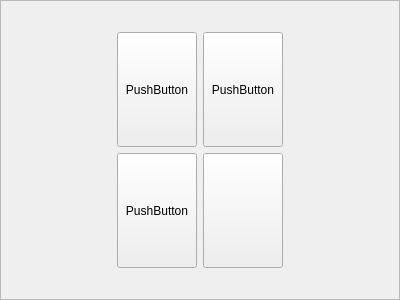
The window that client/general.ui (lev12/launcher) describes before a commit, drawn with Qt 5.
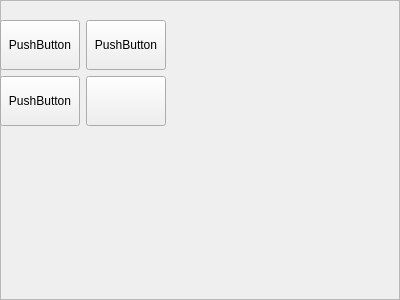
The same window after the commit. Icons and pictures are not drawn.

The edit to the form file:
```diff
--- a/client/general.ui
+++ b/client/general.ui
@@ -19,21 +19,7 @@
   <property name="frameShadow">
    <enum>QFrame::Raised</enum>
   </property>
-  <layout class="QHBoxLayout" name="horizontalLayout">
-   <item>
-    <spacer name="horizontalSpacer">
-     <property name="orientation">
-      <enum>Qt::Horizontal</enum>
-     </property>
-     <property name="sizeHint" stdset="0">
-      <size>
-       <width>104</width>
-       <height>20</height>
-      </size>
-     </property>
-    </spacer>
-   </item>
-   <item>
+  <widget class="QWidget" name="">
     <layout class="QVBoxLayout" name="verticalLayout">
      <property name="leftMargin">
       <number>0</number>
@@ -169,21 +155,7 @@
       </spacer>
      </item>
     </layout>
-   </item>
-   <item>
-    <spacer name="horizontalSpacer_2">
-     <property name="orientation">
-      <enum>Qt::Horizontal</enum>
-     </property>
-     <property name="sizeHint" stdset="0">
-      <size>
-       <width>104</width>
-       <height>20</height>
-      </size>
-     </property>
-    </spacer>
-   </item>
-  </layout>
+  </widget>
  </widget>
  <resources/>
  <connections/>
```
Lines whose indentation alone changed are shown as unchanged.
